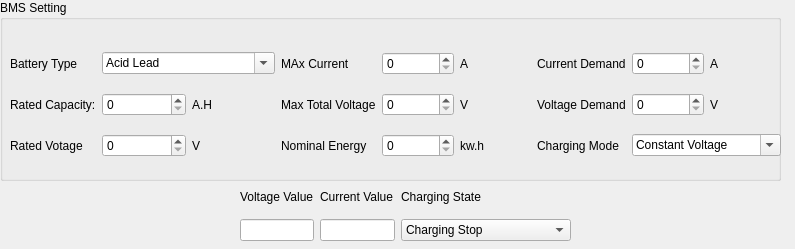
This is can/bms.ui in taoxianfeng/BMS as Qt 5 draws it before an edit. The edited form follows.
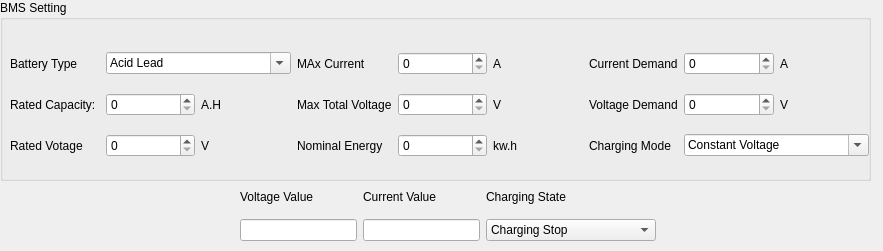
This is the edited form.

The edit to the form file:
```diff
--- a/can/bms.ui
+++ b/can/bms.ui
@@ -6,8 +6,8 @@
    <rect>
     <x>0</x>
     <y>0</y>
-    <width>795</width>
-    <height>249</height>
+    <width>883</width>
+    <height>251</height>
    </rect>
   </property>
   <property name="windowTitle">
@@ -18,7 +18,7 @@
     <rect>
      <x>0</x>
      <y>0</y>
-     <width>781</width>
+     <width>871</width>
      <height>181</height>
     </rect>
    </property>
@@ -30,7 +30,7 @@
      <rect>
       <x>10</x>
       <y>40</y>
-      <width>771</width>
+      <width>859</width>
       <height>131</height>
      </rect>
     </property>
@@ -273,7 +273,7 @@
     <rect>
      <x>240</x>
      <y>180</y>
-     <width>331</width>
+     <width>416</width>
      <height>61</height>
     </rect>
    </property>
```
